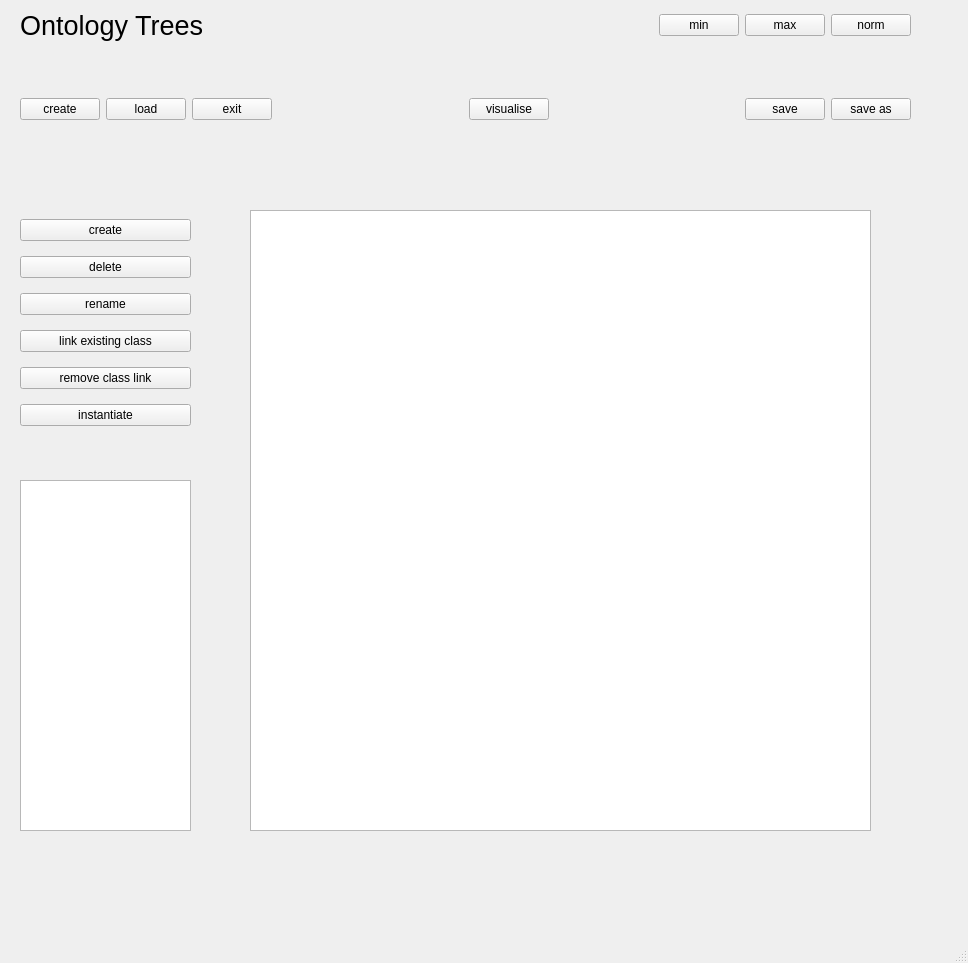
heinz-preisig/PeriConto_generic, file src/TreeSchemata_gui.ui: the form before one commit.
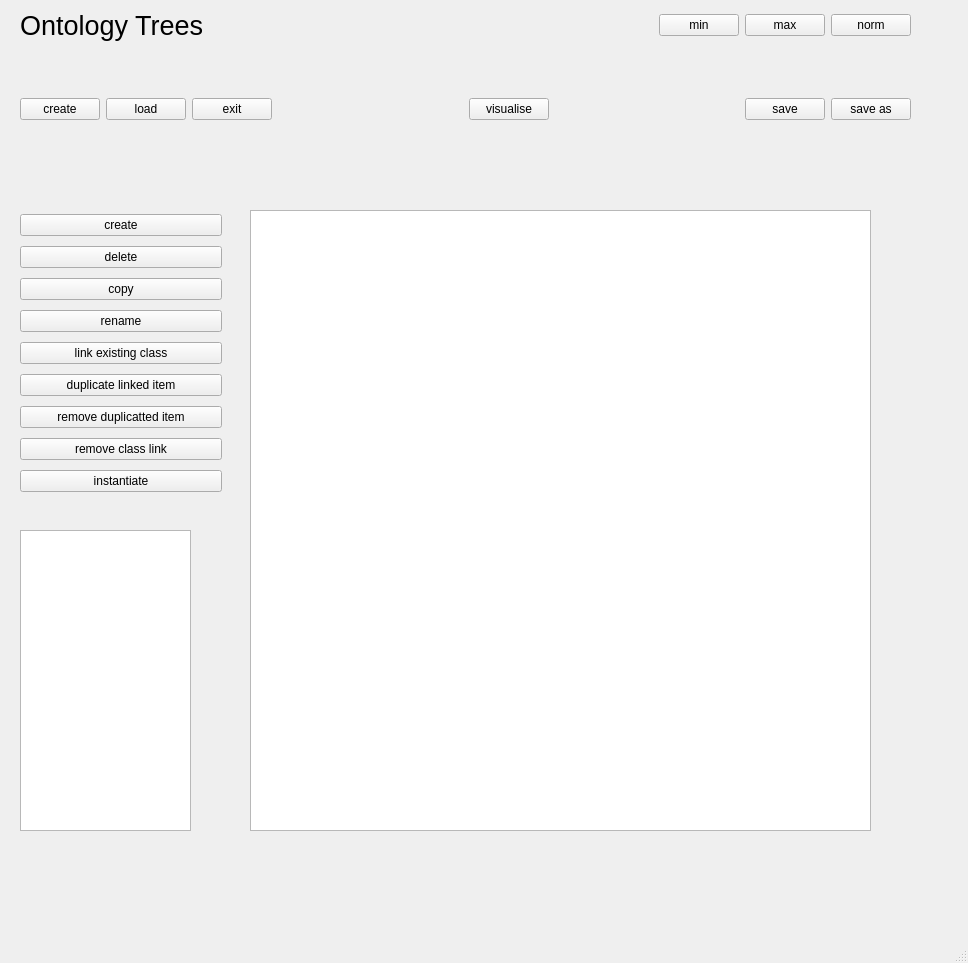
The form after the commit.

Commit message: new structure  * splitting task into brick shemata and tree schemata  + cleaning repository

The edit to the form file:
```diff
--- a/src/TreeSchemata_gui.ui
+++ b/src/TreeSchemata_gui.ui
@@ -168,9 +168,9 @@
     <property name="geometry">
      <rect>
       <x>20</x>
-      <y>480</y>
+      <y>530</y>
       <width>171</width>
-      <height>351</height>
+      <height>301</height>
      </rect>
     </property>
    </widget>
@@ -201,8 +201,8 @@
      <rect>
       <x>20</x>
       <y>210</y>
-      <width>171</width>
-      <height>227</height>
+      <width>202</width>
+      <height>293</height>
      </rect>
     </property>
     <layout class="QVBoxLayout" name="verticalLayout_4">
@@ -220,6 +220,13 @@
        </property>
       </widget>
      </item>
+     <item>
+      <widget class="QPushButton" name="pushCopyTree">
+       <property name="text">
+        <string>copy</string>
+       </property>
+      </widget>
+     </item>
      <item>
       <widget class="QPushButton" name="pushTreeRename">
        <property name="text">
@@ -234,6 +241,20 @@
        </property>
       </widget>
      </item>
+     <item>
+      <widget class="QPushButton" name="pushDuplicateILinkedtem">
+       <property name="text">
+        <string>duplicate linked item</string>
+       </property>
+      </widget>
+     </item>
+     <item>
+      <widget class="QPushButton" name="pushDuplicateILinkedtem_2">
+       <property name="text">
+        <string>remove duplicatted item</string>
+       </property>
+      </widget>
+     </item>
      <item>
       <widget class="QPushButton" name="pushTreeRemoveClassLink">
        <property name="text">
```
The commit also changes 21 other files.
